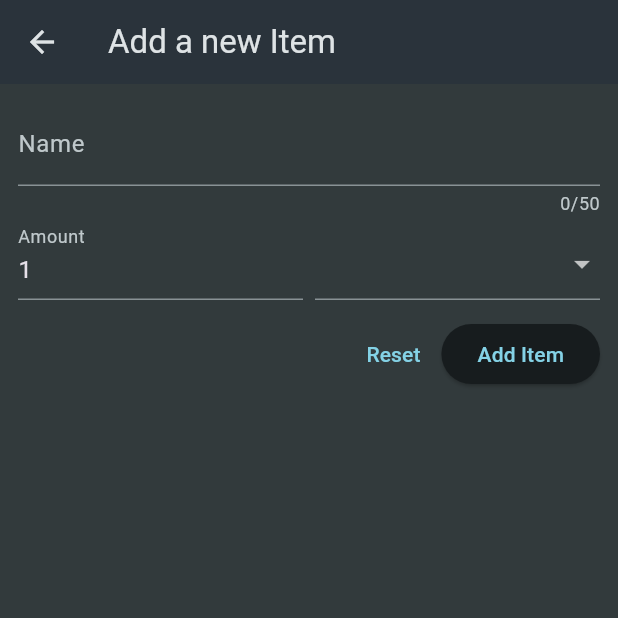
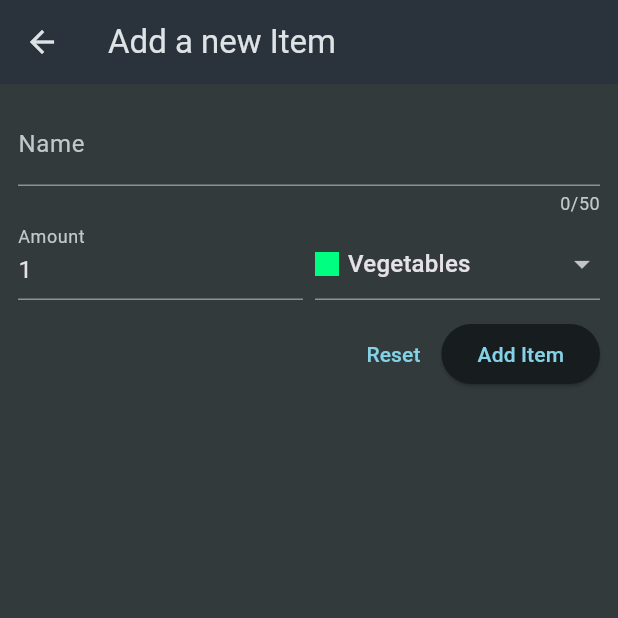
Before and after one commit to Johna210/flutter_practice, a Flutter app: the screen it shows after launch, after a tap on the "add" icon, on a phone screen of 412 x 824 dp, the top half of it. Run offline on Flutter 3.47's test engine with Material 3 defaults, Android fonts, the phone set to English and light mode, and no system bars; our stand-ins replace flutter_riverpod, google_fonts, transparent_image.

Commit message:
Finished shopping list

```diff
--- a/shopping_list/lib/widgets/grocery_list.dart
+++ b/shopping_list/lib/widgets/grocery_list.dart
@@ -1,6 +1,7 @@
 import 'package:flutter/material.dart';
 
 import 'package:shopping_list/data/dummy_items.dart';
+import 'package:shopping_list/models/grocery_item.dart';
 import 'package:shopping_list/widgets/new_item.dart';
 
 class GroceryList extends StatefulWidget {
@@ -11,13 +12,28 @@ class GroceryList extends StatefulWidget {
 }
 
 class _GroceryListState extends State<GroceryList> {
-  void _addItem() {
-    Navigator.push(
+  final List<GroceryItem> _groceryItems = [];
+
+  void _addItem() async {
+    final newGrocery = await Navigator.push<GroceryItem>(
       context,
       MaterialPageRoute(
         builder: ((context) => const NewItem()),
       ),
     );
+    if (newGrocery == null) {
+      return;
+    }
+
+    setState(() {
+      _groceryItems.add(newGrocery);
+    });
+  }
+
+  void _onDismissed(GroceryItem item) {
+    setState(() {
+      _groceryItems.remove(item);
+    });
   }
 
   @override
@@ -32,17 +48,28 @@ class _GroceryListState extends State<GroceryList> {
           ),
         ],
       ),
-      body: ListView.builder(
-        itemCount: groceryItems.length,
-        itemBuilder: (ctx, index) => ListTile(
-          title: Text(groceryItems[index].name),
+      body: _groceryItems.isEmpty
+          ? const Center(
+              child: Text('You got no items yet.'),
+            )
+          : ListView.builder(
+              itemCount: _groceryItems.length,
+              itemBuilder: (ctx, index) => Dismissible(
+                onDismissed: (direction) {
+                  _onDismissed(_groceryItems[index]);
+                },
+                background: Container(),
+                key: ValueKey(_groceryItems[index].id),
+                child: ListTile(
+                  title: Text(_groceryItems[index].name),
                   leading: Container(
                     width: 24,
                     height: 24,
-            color: groceryItems[index].category.color,
+                    color: _groceryItems[index].category.color,
                   ),
                   trailing: Text(
-            groceryItems[index].quantity.toString(),
+                    _groceryItems[index].quantity.toString(),
+                  ),
                 ),
               ),
             ),
--- a/shopping_list/lib/widgets/new_item.dart
+++ b/shopping_list/lib/widgets/new_item.dart
@@ -1,5 +1,7 @@
 import 'package:flutter/material.dart';
 import 'package:shopping_list/data/categories.dart';
+import 'package:shopping_list/models/category.dart';
+import 'package:shopping_list/models/grocery_item.dart';
 
 class NewItem extends StatefulWidget {
   const NewItem({super.key});
@@ -12,11 +14,20 @@ class NewItem extends StatefulWidget {
 
 class _NewItemState extends State<NewItem> {
   final _formKey = GlobalKey<FormState>();
-  final _enterdName = "";
+  String _enteredName = "";
+  int _enteredQuantity = 1;
+  var _selectedCategory = categories[Categories.vegetables]!;
 
   void _saveItem() {
     if (_formKey.currentState!.validate()) {
       _formKey.currentState!.save();
+      Navigator.of(context).pop(
+        GroceryItem(
+            id: DateTime.now().toString(),
+            name: _enteredName,
+            quantity: _enteredQuantity,
+            category: _selectedCategory),
+      );
     }
   }
 
@@ -47,7 +58,9 @@ class _NewItemState extends State<NewItem> {
 
                   return null;
                 },
-                onSaved: (value) {},
+                onSaved: (value) {
+                  _enteredName = value!;
+                },
               ),
               Row(
                 crossAxisAlignment: CrossAxisAlignment.end,
@@ -57,7 +70,7 @@ class _NewItemState extends State<NewItem> {
                       decoration: const InputDecoration(
                         label: Text('Amount'),
                       ),
-                      initialValue: '1',
+                      initialValue: _enteredQuantity.toString(),
                       validator: (value) {
                         if (value == null ||
                             value.isEmpty ||
@@ -68,13 +81,18 @@ class _NewItemState extends State<NewItem> {
 
                         return null;
                       },
+                      onSaved: (value) {
+                        _enteredQuantity = int.parse(value!);
+                      },
                     ),
                   ),
                   const SizedBox(
                     width: 8,
                   ),
                   Expanded(
-                    child: DropdownButtonFormField(items: [
+                    child: DropdownButtonFormField(
+                      value: _selectedCategory,
+                      items: [
                         for (final category in categories.entries)
                           DropdownMenuItem(
                             value: category.value,
@@ -90,8 +108,14 @@ class _NewItemState extends State<NewItem> {
                               ],
                             ),
                           )
-                    ], onChanged: (value) {}),
-                  )
+                      ],
+                      onChanged: (value) {
+                        setState(() {
+                          _selectedCategory = value!;
+                        });
+                      },
+                    ),
+                  ),
                 ],
               ),
               const SizedBox(height: 12),
```
Lines whose indentation alone changed are shown as unchanged.
